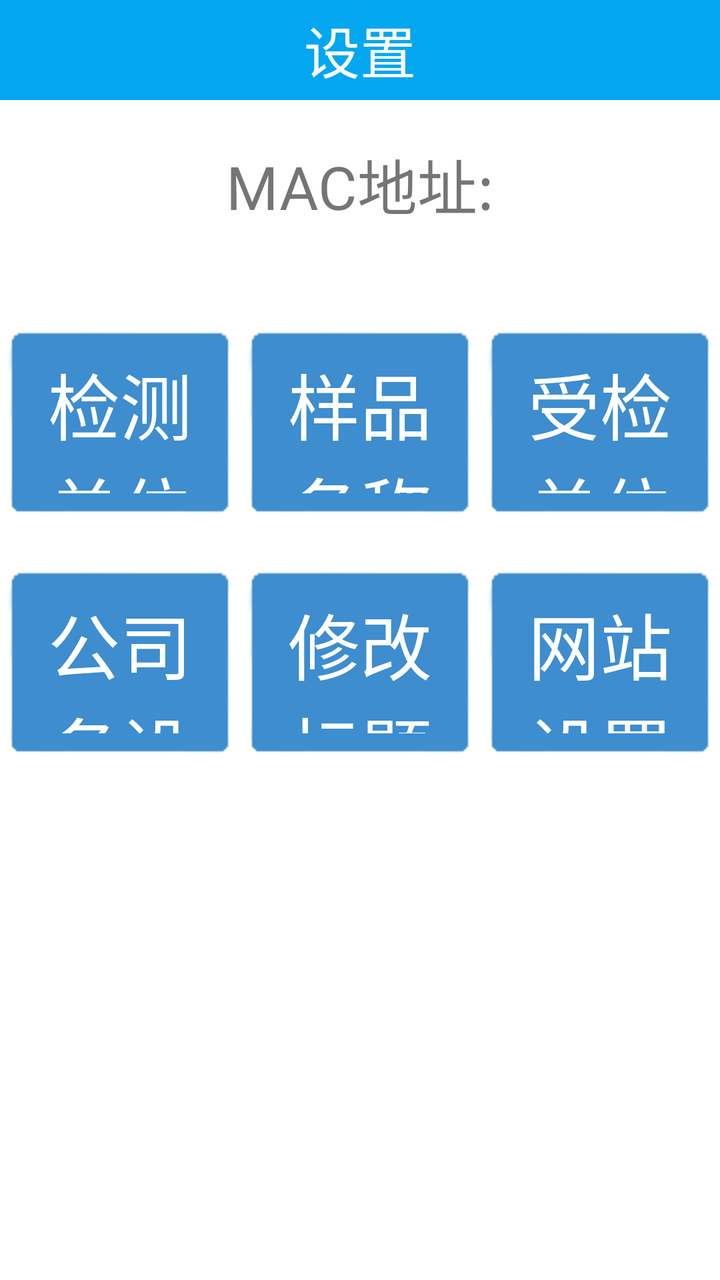
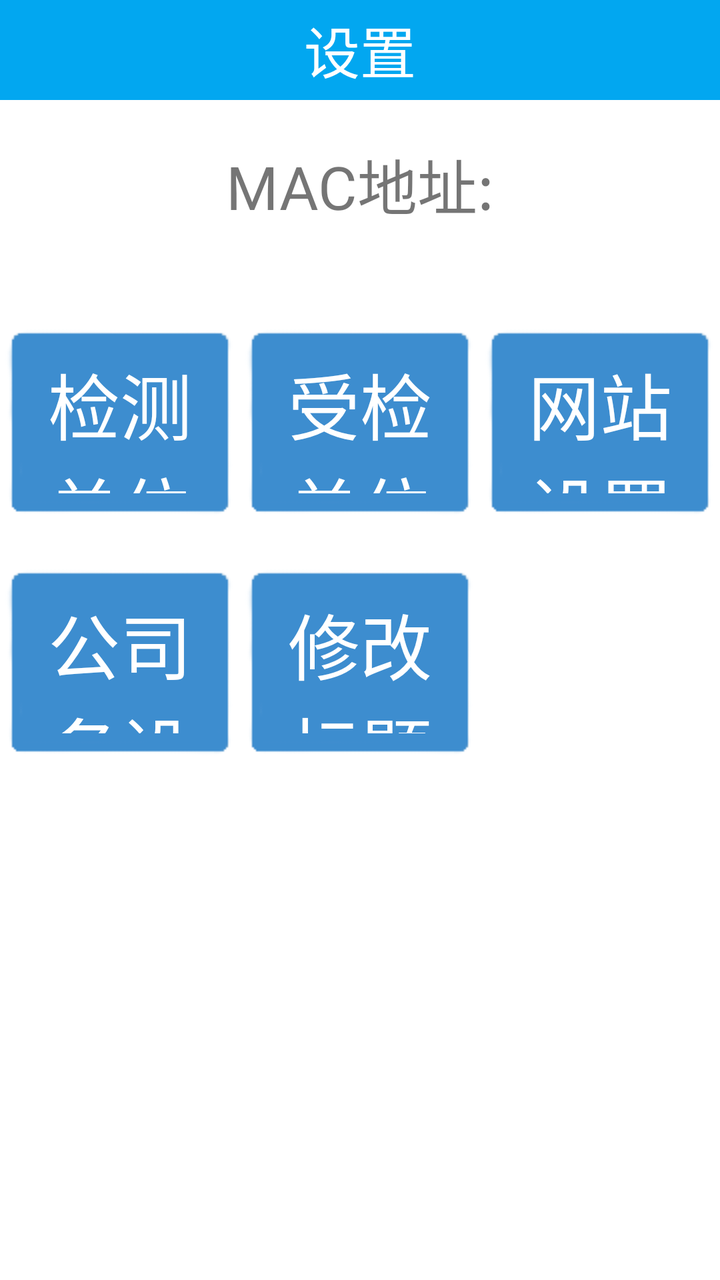

The first picture is an Android layout as it rendered before a commit; the second is the same layout after the commit. The layout source and the unified diff follow.
<!-- AndroidManifest.xml: application theme AppTheme -->
<!-- res/layout/activity_setting.xml -->
<?xml version="1.0" encoding="utf-8"?>
<LinearLayout xmlns:android="http://schemas.android.com/apk/res/android"
    xmlns:app="http://schemas.android.com/apk/res-auto"
    android:layout_width="match_parent"
    android:layout_height="match_parent"
    android:background="#FFFFFF"
    android:orientation="vertical">

    <TextView
        android:id="@+id/tv_title"
        android:layout_width="match_parent"
        android:layout_height="50dp"
        android:background="@color/THEME_COLOR"
        android:gravity="center"
        android:text="设置"
        android:textColor="@color/white"
        android:textSize="28sp" />

    <ScrollView
        android:layout_width="match_parent"
        android:layout_height="wrap_content">

        <LinearLayout
            android:layout_width="match_parent"
            android:layout_height="match_parent"
            android:gravity="center"
            android:orientation="vertical"
            app:layout_constraintBottom_toBottomOf="parent"
            app:layout_constraintTop_toBottomOf="@+id/tv_title">

            <TextView
                android:id="@+id/tv_mac_url"
                android:layout_width="match_parent"
                android:layout_height="wrap_content"
                android:layout_marginTop="20dp"
                android:layout_marginBottom="10dp"
                android:gravity="center"
                android:text="MAC地址:"
                android:textSize="30sp" />

            <LinearLayout
                android:layout_width="match_parent"
                android:layout_height="wrap_content"
                android:layout_marginTop="20dp"
                android:orientation="horizontal">

                <Button
                    android:id="@+id/btn_sample_type_main"
                    android:layout_width="0dp"
                    android:layout_height="100dp"
                    android:layout_weight="1"
                    android:background="@drawable/btn_default1"
                    android:text="样本主类"
                    android:textColor="#ffffff"
                    android:textSize="36sp"
                    android:visibility="gone" />

                <Button
                    android:id="@+id/btn_sample_type_child"
                    android:layout_width="0dp"
                    android:layout_height="100dp"
                    android:layout_weight="1"
                    android:background="@drawable/btn_default1"
                    android:text="样本子类"
                    android:textColor="#ffffff"
                    android:textSize="36sp"
                    android:visibility="gone" />

                <Button
                    android:id="@+id/btn_open_3"
                    android:layout_width="0dp"
                    android:layout_height="100dp"
                    android:layout_weight="1"
                    android:background="@drawable/btn_default1"
                    android:text="本机归属地设置"
                    android:textColor="#ffffff"
                    android:textSize="36sp"
                    android:visibility="gone" />

            </LinearLayout>

            <LinearLayout
                android:layout_width="match_parent"
                android:layout_height="wrap_content"
                android:layout_marginTop="20dp"
                android:orientation="horizontal">

                <Button
                    android:id="@+id/btn_check_ori"
                    android:layout_width="0dp"
                    android:layout_height="100dp"
                    android:layout_weight="1"
                    android:background="@drawable/btn_default1"
                    android:text="检测单位"
                    android:textColor="#ffffff"
                    android:textSize="36sp" />

                <Button
                    android:id="@+id/btn_sample"
                    android:layout_width="0dp"
                    android:layout_height="100dp"
                    android:layout_weight="1"
                    android:background="@drawable/btn_default1"
                    android:text="样品名称"
                    android:textColor="#ffffff"
                    android:textSize="36sp" />

                <Button
                    android:id="@+id/btn_bcheck_ori"
                    android:layout_width="0dp"
                    android:layout_height="100dp"
                    android:layout_weight="1"
                    android:background="@drawable/btn_default1"
                    android:text="受检单位"
                    android:textColor="#ffffff"
                    android:textSize="36sp" />


                <Button
                    android:id="@+id/btn_open_2"
                    android:layout_width="0dp"
                    android:layout_height="100dp"
                    android:layout_weight="1"
                    android:background="@drawable/btn_default1"
                    android:text="密码设置"
                    android:textColor="#ffffff"
                    android:textSize="36sp"
                    android:visibility="gone" />
            </LinearLayout>

            <LinearLayout
                android:layout_width="match_parent"
                android:layout_height="wrap_content"
                android:layout_marginTop="20dp"
                android:orientation="horizontal">


                <Button
                    android:id="@+id/btn_open_4"
                    android:layout_width="0dp"
                    android:layout_height="100dp"
                    android:layout_weight="1"
                    android:background="@drawable/btn_default1"
                    android:text="公司名设置"
                    android:textColor="#ffffff"
                    android:textSize="36sp"
                    android:visibility="visible" />

                <Button
                    android:id="@+id/btn_open_5"
                    android:layout_width="0dp"
                    android:layout_height="100dp"
                    android:layout_weight="1"
                    android:background="@drawable/btn_default1"
                    android:text="修改标题"
                    android:textColor="#ffffff"
                    android:textSize="36sp"
                    android:visibility="visible" />

                <Button
                    android:id="@+id/btn_open_1"
                    android:layout_width="0dp"
                    android:layout_height="100dp"
                    android:layout_weight="1"
                    android:background="@drawable/btn_default1"
                    android:text="网站设置"
                    android:textColor="#ffffff"
                    android:textSize="36sp" />

            </LinearLayout>
        </LinearLayout>
    </ScrollView>
</LinearLayout>
<!-- resources referenced by this layout -->
<resources>
  <color name="THEME_COLOR">#02A7F0</color>
  <color name="white">#ffffff</color>
  <!-- drawable btn_default1 (drawable) -->
  <?xml version="1.0" encoding="utf-8"?>
  <selector xmlns:android="http://schemas.android.com/apk/res/android">
      <item android:state_pressed="true" android:drawable="@drawable/btn_blue_selected1"></item>
      <item android:state_pressed="false" android:drawable="@drawable/btn_blue_normal1"></item>
      <item android:drawable="@drawable/btn_blue_normal1"></item>
  </selector>
  <style name="AppTheme" parent="Theme.AppCompat.Light.DarkActionBar">
          
          <item name="android:windowNoTitle">true</item>
          <item name="android:windowFullscreen">true</item>
      </style>
  <!-- drawable btn_blue_selected1: png bitmap (drawable, 444 bytes) -->
  <!-- drawable btn_blue_normal1: png bitmap (drawable, 832 bytes) -->
</resources>

<!-- the commit's change to res/layout/activity_setting.xml (unified diff, before → after) -->
@@ -96,22 +96,22 @@
                     android:textSize="36sp" />
 
                 <Button
-                    android:id="@+id/btn_sample"
-                    android:layout_width="0dp"
-                    android:layout_height="100dp"
-                    android:layout_weight="1"
-                    android:background="@drawable/btn_default1"
-                    android:text="样品名称"
-                    android:textColor="#ffffff"
-                    android:textSize="36sp" />
-
-                <Button
                     android:id="@+id/btn_bcheck_ori"
                     android:layout_width="0dp"
                     android:layout_height="100dp"
                     android:layout_weight="1"
                     android:background="@drawable/btn_default1"
                     android:text="受检单位"
+                    android:textColor="#ffffff"
+                    android:textSize="36sp" />
+
+                <Button
+                    android:id="@+id/btn_open_1"
+                    android:layout_width="0dp"
+                    android:layout_height="100dp"
+                    android:layout_weight="1"
+                    android:background="@drawable/btn_default1"
+                    android:text="网站设置"
                     android:textColor="#ffffff"
                     android:textSize="36sp" />
 
@@ -158,15 +158,15 @@
                     android:visibility="visible" />
 
                 <Button
-                    android:id="@+id/btn_open_1"
+                    android:id="@+id/btn_sample"
                     android:layout_width="0dp"
                     android:layout_height="100dp"
                     android:layout_weight="1"
                     android:background="@drawable/btn_default1"
-                    android:text="网站设置"
+                    android:text="样品名称"
                     android:textColor="#ffffff"
-                    android:textSize="36sp" />
-
+                    android:textSize="36sp"
+                    android:visibility="invisible" />
             </LinearLayout>
         </LinearLayout>
     </ScrollView>
